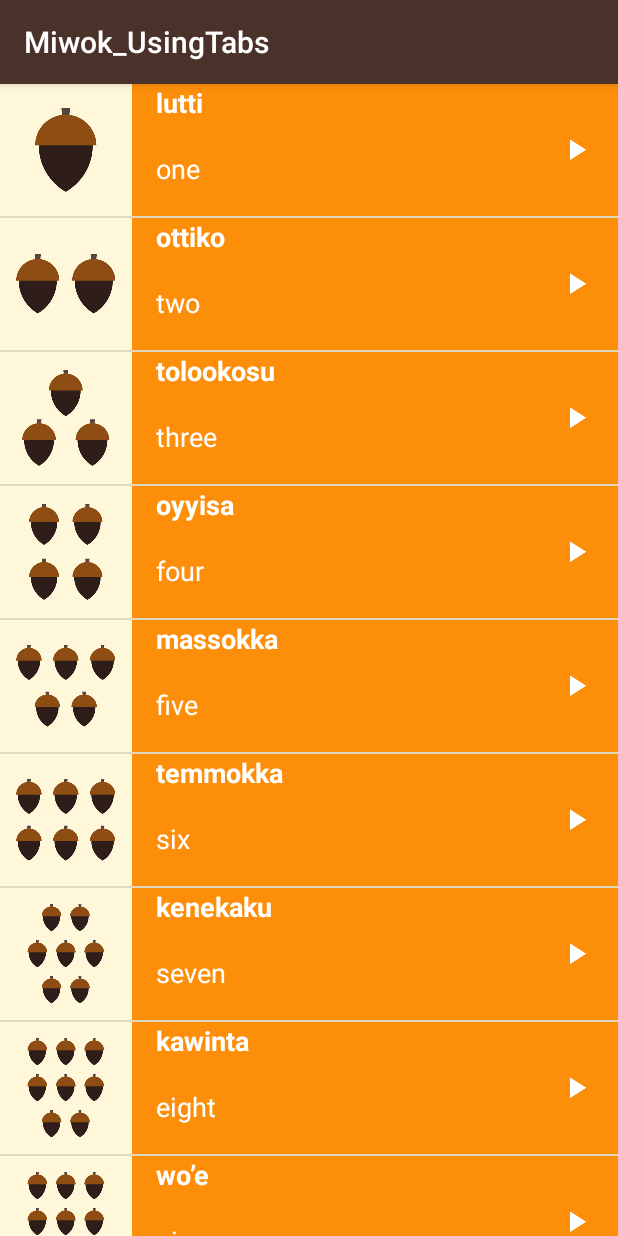
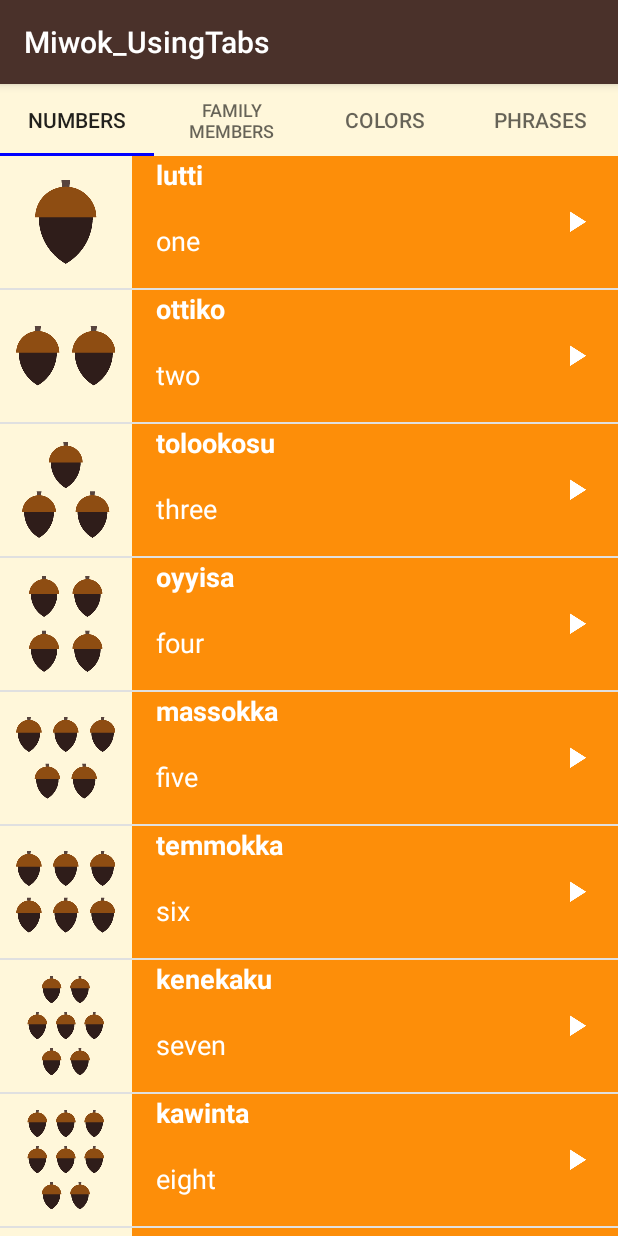
Before and after one commit to arunditti/Miwok_UsingTabs, an Android app: the screen it shows after launch (MainActivity), on a phone screen of 412 x 824 dp. Run offline under Robolectric (Android 15) with nearby library versions, the phone set to English and light mode, and no system bars.

Commit message:
Used TabLayout

```diff
--- a/app/build.gradle
+++ b/app/build.gradle
@@ -26,4 +26,7 @@ dependencies {
     testImplementation 'junit:junit:4.12'
     androidTestImplementation 'com.android.support.test:runner:1.0.1'
     androidTestImplementation 'com.android.support.test.espresso:espresso-core:3.0.1'
+
+    compile "com.android.support:appcompat-v7:26.1.0"
+    compile "com.android.support:design:26.1.0"
 }
--- a/app/src/main/java/com/arunditti/android/miwok_usingtabs/CategoryAdapter.java
+++ b/app/src/main/java/com/arunditti/android/miwok_usingtabs/CategoryAdapter.java
@@ -1,5 +1,6 @@
 package com.arunditti.android.miwok_usingtabs;
 
+import android.content.Context;
 import android.support.v4.app.FragmentPagerAdapter;
 
 import android.support.v4.app.Fragment;
@@ -11,8 +12,14 @@ import android.support.v4.app.FragmentPagerAdapter;
  */
 
 public class CategoryAdapter extends FragmentPagerAdapter {
-    public CategoryAdapter(FragmentManager fm) {
+
+    final int PAGE_COUNT = 4;
+    private String tabTitles[] = new String[] { "Numbers", "Family Members", "Colors", "Phrases" };
+    private Context context;
+
+    public CategoryAdapter(FragmentManager fm, Context context) {
         super(fm);
+        this.context = context;
     }
 
     @Override
@@ -29,7 +36,13 @@ public class CategoryAdapter extends FragmentPagerAdapter {
     }
 
     @Override
+    public CharSequence getPageTitle(int position) {
+        return tabTitles[position];
+    }
+
+
+    @Override
     public int getCount() {
-        return 4;
+        return PAGE_COUNT;
     }
 }
--- a/app/src/main/java/com/arunditti/android/miwok_usingtabs/FamilyFragment.java
+++ b/app/src/main/java/com/arunditti/android/miwok_usingtabs/FamilyFragment.java
@@ -96,7 +96,7 @@ public class FamilyFragment extends Fragment {
         // simple_list_item_1.xml layout resource defined in the Android framework.
         // This list item layout contains a single {@link TextView}, which the adapter will set to
         // display a single word.
-        WordAdapter adapter = new WordAdapter(getActivity(), words, R.color.category_numbers);
+        WordAdapter adapter = new WordAdapter(getActivity(), words, R.color.category_family);
 
         // Find the {@link ListView} object in the view hierarchy of the {@link Activity}.
         // There should be a {@link ListView} with the view ID called list, which is declared in the
--- a/app/src/main/java/com/arunditti/android/miwok_usingtabs/MainActivity.java
+++ b/app/src/main/java/com/arunditti/android/miwok_usingtabs/MainActivity.java
@@ -1,6 +1,7 @@
 package com.arunditti.android.miwok_usingtabs;
 
 import android.content.Intent;
+import android.support.design.widget.TabLayout;
 import android.support.v4.view.ViewPager;
 import android.support.v7.app.AppCompatActivity;
 import android.os.Bundle;
@@ -19,9 +20,13 @@ public class MainActivity extends AppCompatActivity {
         ViewPager viewPager = (ViewPager) findViewById(R.id.viewpager);
 
         // Create an adapter that knows which fragment should be shown on each page
-        CategoryAdapter adapter = new CategoryAdapter(getSupportFragmentManager());
+        CategoryAdapter adapter = new CategoryAdapter(getSupportFragmentManager(), MainActivity.this);
 
         // Set the adapter onto the view pager
         viewPager.setAdapter(adapter);
+
+        // Give the TabLayout the ViewPager
+        TabLayout tabLayout = (TabLayout) findViewById(R.id.sliding_tabs);
+        tabLayout.setupWithViewPager(viewPager);
     }
 }
--- a/app/src/main/java/com/arunditti/android/miwok_usingtabs/PhrasesFragment.java
+++ b/app/src/main/java/com/arunditti/android/miwok_usingtabs/PhrasesFragment.java
@@ -85,7 +85,7 @@ public class PhrasesFragment extends Fragment {
 
         // Create an {@link WordAdapter}, whose data source is a list of {@link Word}s. The
         // adapter knows how to create list items for each item in the list.
-        WordAdapter adapter = new WordAdapter(getActivity(), words, R.color.category_colors);
+        WordAdapter adapter = new WordAdapter(getActivity(), words, R.color.category_phrases);
 
         // Find the {@link ListView} object in the view hierarchy of the {@link Activity}.
         // There should be a {@link ListView} with the view ID called list, which is declared in the
--- a/app/src/main/res/layout/activity_main.xml
+++ b/app/src/main/res/layout/activity_main.xml
@@ -2,15 +2,25 @@
 <LinearLayout
     xmlns:android="http://schemas.android.com/apk/res/android"
     xmlns:tools="http://schemas.android.com/tools"
+    xmlns:app="http://schemas.android.com/apk/res-auto"
     android:layout_width="match_parent"
     android:layout_height="match_parent"
     android:background="@color/tan_background"
     android:orientation="vertical"
     tools:context="com.arunditti.android.miwok_usingtabs.MainActivity">
 
+    <android.support.design.widget.TabLayout
+        android:id="@+id/sliding_tabs"
+        style="@style/MyCustomTabLayout"
+        android:layout_width="match_parent"
+        android:layout_height="wrap_content"
+        app:tabMode="fixed" />
+
     <android.support.v4.view.ViewPager
         android:id="@+id/viewpager"
         android:layout_width="match_parent"
-        android:layout_height="match_parent" />
+        android:layout_height="0px"
+        android:layout_weight="1"
+        android:background="@android:color/white"/>
 
 </LinearLayout>
--- a/app/src/main/res/layout/fragment_numbers.xml
+++ b/app/src/main/res/layout/fragment_numbers.xml
@@ -8,6 +8,6 @@
     <TextView
         android:layout_width="match_parent"
         android:layout_height="match_parent"
-        android:text="@string/hello_blank_fragment" />
+        android:gravity="center"/>
 
 </FrameLayout>
--- a/app/src/main/res/values/styles.xml
+++ b/app/src/main/res/values/styles.xml
@@ -18,4 +18,10 @@
         <item name="android:textAppearance">?android:textAppearanceMedium</item>
     </style>
 
+    <style name="MyCustomTabLayout" parent="Widget.Design.TabLayout">
+        <item name="tabIndicatorColor">#0000FF</item>
+        <item name="tabBackground">?attr/selectableItemBackground</item>
+        <item name="tabSelectedTextColor">?android:textColorPrimary</item>
+    </style>
+
 </resources>
```
